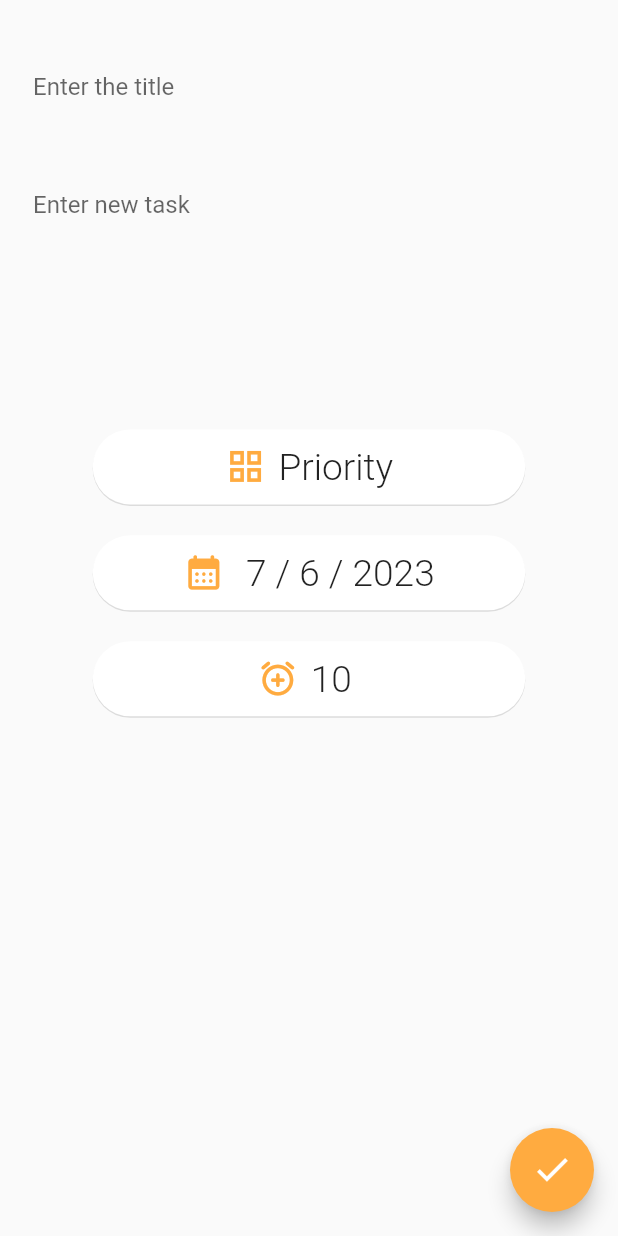
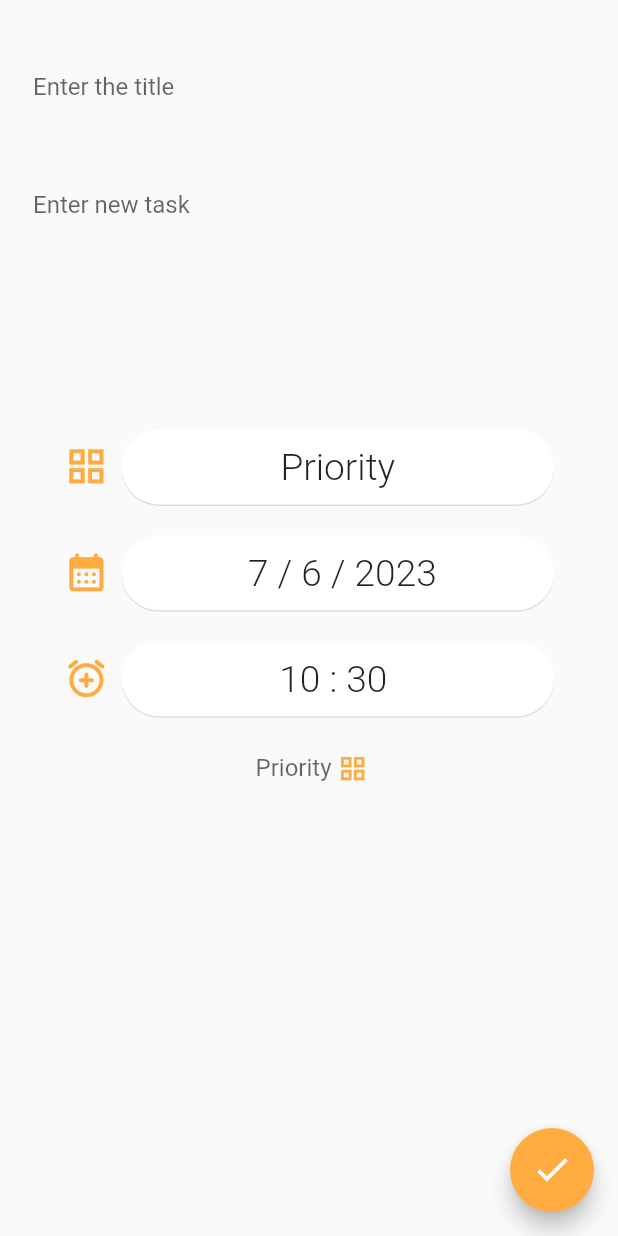
Before and after one commit to VivekTailor19/to_do_app, a Flutter app: the screen it shows after launch, after a tap on the "add task" icon, on a phone screen of 412 x 824 dp. Run offline on Flutter 3.47's test engine with Material 2 defaults, Android fonts, the phone set to English and light mode, and no system bars; our stand-ins replace get, sizer.

Commit message:
to do app

```diff
--- a/lib/controller/task_controller.dart
+++ b/lib/controller/task_controller.dart
@@ -2,6 +2,8 @@ import 'package:flutter/material.dart';
 import 'package:get/get.dart';
 import 'package:get/get_state_manager/get_state_manager.dart';
 import 'package:to_do_list/model/task_model.dart';
+
+import '../model/priority_model.dart';
 
 class TaskController extends GetxController
 {
@@ -10,7 +12,7 @@ class TaskController extends GetxController
     TaskModel(title: "Hello India",notes: "Let's Learn\ndfsdf\nsdfsdf\nFigma"),
   ].obs;
 
-  RxString selPriority = "Low".obs;
+  RxString selPriority = "High".obs;
 
   Rx<DateTime> d = DateTime.now().obs;
   Rx<TimeOfDay> t = TimeOfDay.now().obs;
@@ -18,4 +20,10 @@ class TaskController extends GetxController
   Rx<DateTime> pdate = DateTime(2015,3,1).obs;
   Rx<TimeOfDay> ptime = TimeOfDay(hour: 12, minute: 40).obs;
 
+  List<PriorityModel> priorities = [
+    PriorityModel(title: "High",value: "High",color: Colors.red.shade50),
+    PriorityModel(title: "Medium",value: "Medium",color: Colors.yellow.shade50),
+    PriorityModel(title: "Low",value: "Low",color: Colors.green.shade50),
+  ];
+
 }
--- /dev/null
+++ b/lib/model/priority_model.dart
@@ -0,0 +1,10 @@
+import 'package:flutter/material.dart';
+
+class PriorityModel
+{
+
+  String? title, value;
+  Color? color;
+  PriorityModel({this.title, this.value, this.color});
+
+}
--- a/lib/screen/task_Info.dart
+++ b/lib/screen/task_Info.dart
@@ -83,14 +83,20 @@ class _Task_InfoState extends State<Task_Info> {
 
                  GestureDetector(onTap: () async{
 
-                    control.pdate = (await showDatePicker(context: Get.context!,
+                    control.pdate = ((await showDatePicker(context: Get.context!,
 
                         initialDate: control.d.value,
-                        firstDate: DateTime(2020),
-                        lastDate: DateTime(2050))) as Rx<DateTime>?;
+                        firstDate: DateTime(2001),
+                        lastDate: DateTime(2050))) as Rx<DateTime>?)!;
+
+                    if(control.pdate != null  && control.pdate !=control.d)
+                      {
+                        control.d.value = control.d.value;
+                      }
+
                   },
                       child:  Button(title:
-                      //control.d.value != null ?  "Choose a day" :
+
                       " ${control.d.value.day} / ${control.d.value.month} / ${control.d.value.year}",
                             icon: Icons.calendar_month_rounded),
                       ),
@@ -98,48 +104,45 @@ class _Task_InfoState extends State<Task_Info> {
 
                 GestureDetector(onTap: () async {
 
-                  control.ptime = (await showTimePicker(context: Get.context!, initialTime: control.t.value)) as Rx<TimeOfDay>?;
+                  control.ptime = (await showTimePicker(context: Get.context!, initialTime: control.t.value)) as Rx<TimeOfDay>;
 
-                    if(control.ptime!=null && control.ptime!=control.t.value)
-                      {
-                        control.t.value = control.ptime! as TimeOfDay;
-                      }
 
-                   // control.t = ptime as Rx<TimeOfDay>;
+                  control.t.value = control.ptime.value;
+                  print(control.t.obs);
+
                   },
                     child:  Obx(() =>  Button(title:
-                    //control.ptime != null ? "Choose time" :
-                    '${control.t.value.hour} ', icon: Icons.alarm_add_rounded))),
+                    '${control.t.value.hour} : ${control.t.value.minute} ', icon: Icons.alarm_add_rounded))),
 
 
 
 
 
-                // DropdownButton(
-                //    hint: Text("Priority"),
-                //
-                //    icon: Icon(Icons.grid_view_outlined, size: 15.sp,
-                //      color: Colors.orangeAccent,),
-                //    underline: Container(),
-                //
-                //    dropdownColor: Colors.white,
-                //
-                //    alignment: Alignment.center,
-                //    value: control.selPriority.obs,
-                //
-                //    items: [
-                //      DropdownMenuItem(child: Text("High"),value: "High"),
-                //      DropdownMenuItem(child: Text("Medium"), value: "Medium"),
-                //      DropdownMenuItem(child: Text("Low"), value: "Low"),
-                //
-                //    ],
-                //
-                //
-                //
-                //    onChanged: (value) {
-                //      control.selPriority = value as RxString;
-                //    },
-                //  ),
+                DropdownButton(
+                   hint: Text("Priority"),
+
+                   icon: Icon(Icons.grid_view_outlined, size: 15.sp,
+                     color: Colors.orangeAccent,),
+                   underline: Container(),
+
+                   dropdownColor: Colors.white,
+
+                   alignment: Alignment.center,
+                   value: control.selPriority,
+
+                   items: [
+                     DropdownMenuItem(child: Text("High"),value: "High"),
+                     DropdownMenuItem(child: Text("Medium"), value: "Medium"),
+                     DropdownMenuItem(child: Text("Low"), value: "Low"),
+
+                   ],
+
+
+
+                   onChanged: (value) {
+                     control.selPriority = value as RxString;
+                   },
+                 ),
 
               ],
             ),
@@ -154,7 +157,11 @@ class _Task_InfoState extends State<Task_Info> {
   }
 
   Widget Button({String? title, IconData? icon}) {
-    return Container(
+    return Row(mainAxisAlignment: MainAxisAlignment.center,
+      children: [
+        Icon(icon, color: Colors.orangeAccent, size: 22.sp,),
+        SizedBox(width: 2.w,),
+        Container(
           margin: EdgeInsets.symmetric(vertical: 2.5.w),
           height: 50,
           width: 70.w,
@@ -164,14 +171,10 @@ class _Task_InfoState extends State<Task_Info> {
               color: Colors.white,
               boxShadow: [BoxShadow(color: Colors.black12, offset: Offset(0, 1))]
           ),
-      child: Row(mainAxisSize: MainAxisSize.min,
-        children: [
-          Icon(icon, color: Colors.orangeAccent, size: 20.sp,),
-          SizedBox(width: 2.w,),
-          Text("$title",
+          child: Text("$title",
               style: TextStyle(fontSize: 18.sp, fontWeight: FontWeight.w300)),
+        ),
       ],
-      ),
     );
   }
 
--- a/lib/screen/todo_home.dart
+++ b/lib/screen/todo_home.dart
@@ -20,8 +20,9 @@ class _ToDo_HomeScreenState extends State<ToDo_HomeScreen> {
         appBar: AppBar(title: Text("To Do",style: TextStyle(fontSize: 25,fontWeight: FontWeight.w500,color: Colors.orange.shade400),),centerTitle:true,backgroundColor: Colors.white,),
         body: Obx(() => Column(
           children: [
-            ListView.builder(
-              shrinkWrap: true,
+            Expanded(
+              child: ListView.builder(
+
                     itemCount: control.tasks.length,
                     itemBuilder: (context, index) {
                       return GestureDetector(
@@ -42,11 +43,12 @@ class _ToDo_HomeScreenState extends State<ToDo_HomeScreen> {
 
                       );
                     },),
+            ),
           ],
         ),
         ),
 
-        floatingActionButton: FloatingActionButton(
+        floatingActionButton: FloatingActionButton(backgroundColor: Colors.orangeAccent,
           onPressed: () {
             Get.toNamed("/taskinfo",arguments: {"status":"add"});
           },
```
Lines whose indentation alone changed are shown as unchanged.
